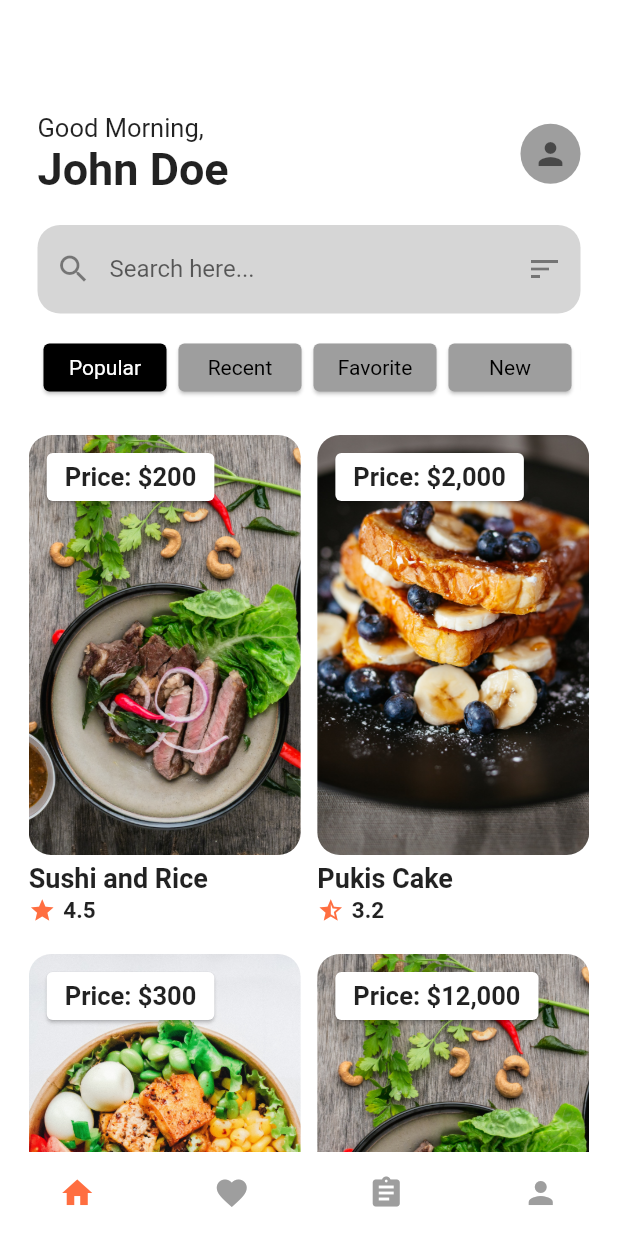
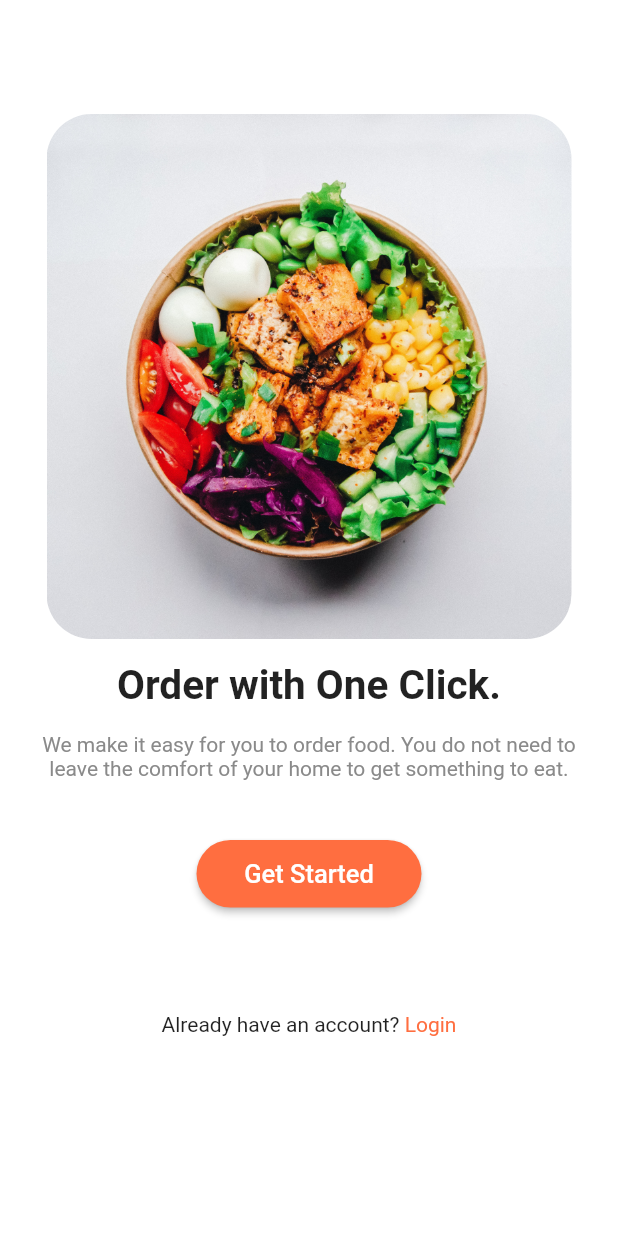
Before and after one commit to Daniel-16/30-days-of-flutter, a Flutter app: the screen it shows after launch, on a phone screen of 412 x 824 dp. Run offline on Flutter 3.47's test engine with Material 2 defaults, Android fonts, the phone set to English and light mode, and no system bars.

```diff
--- a/lib/main.dart
+++ b/lib/main.dart
@@ -1,5 +1,7 @@
 import 'package:flutter/material.dart';
 import 'package:flutter_practice/pages/home_page.dart';
+import 'package:flutter_practice/pages/intro_screen.dart';
+import 'package:flutter_practice/pages/login_screen.dart';
 
 void main() async {
   runApp(const MyApp());
@@ -11,14 +13,18 @@ class MyApp extends StatelessWidget {
   // This widget is the root of your application.
   @override
   Widget build(BuildContext context) {
-    return const MaterialApp(
+    return MaterialApp(
       title: 'Flutter Demo',
       debugShowCheckedModeBanner: false,
       // theme: ThemeData(
       //   primarySwatch: Colors.red,
       // ),
-        home: HomePage()
-        // const MyHomePage(title: 'Flutter Practice'),
+      initialRoute: '/intro',
+      routes: {
+        '/intro': (context) => const IntroScreen(),
+        '/login': (context) => const LoginScreen(),
+        '/': (context) => const HomePage()
+      },
     );
   }
 }
--- /dev/null
+++ b/lib/pages/intro_screen.dart
@@ -0,0 +1,86 @@
+import 'package:flutter/material.dart';
+
+class IntroScreen extends StatelessWidget {
+  const IntroScreen({super.key});
+
+  @override
+  Widget build(BuildContext context) {
+    return Scaffold(
+      backgroundColor: Colors.white,
+      appBar: AppBar(
+        backgroundColor: Colors.white,
+        elevation: 0,
+      ),
+      body: Center(
+        child: Padding(
+          padding: const EdgeInsets.only(top: 20.0),
+          child: Column(
+            children: [
+              ClipRRect(
+                borderRadius: BorderRadius.circular(30),
+                child: Image.asset(
+                  "assets/food3.jpg",
+                  height: 350,
+                  width: 350,
+                ),
+              ),
+              Padding(
+                padding: const EdgeInsets.only(left: 20.0, right: 20, top: 15),
+                child: Text(
+                  "Order with One Click.",
+                  style: TextStyle(fontSize: 27, fontWeight: FontWeight.bold),
+                ),
+              ),
+              Padding(
+                padding: const EdgeInsets.only(left: 20, right: 20, top: 15),
+                child: Text(
+                  "We make it easy for you to order food. You do not need to leave the comfort of your home to get something to eat.",
+                  textAlign: TextAlign.center,
+                  style: TextStyle(color: Color.fromARGB(255, 138, 138, 138)),
+                ),
+              ),
+              SizedBox(
+                height: 40,
+              ),
+              SizedBox(
+                  width: 150,
+                  height: 45,
+                  child: ElevatedButton(
+                      style: ButtonStyle(
+                          backgroundColor: MaterialStateProperty.all<Color>(
+                              Colors.deepOrangeAccent),
+                          shape: MaterialStateProperty.all(
+                              RoundedRectangleBorder(
+                                  borderRadius: BorderRadius.circular(30)))),
+                      onPressed: () {
+                        Navigator.pushNamed(context, '/');
+                      },
+                      child: const Text(
+                        "Get Started",
+                        style: TextStyle(fontSize: 17),
+                      ))),
+              Padding(
+                padding: const EdgeInsets.only(top: 70.0),
+                child: Row(
+                  mainAxisAlignment: MainAxisAlignment.center,
+                  children: [
+                    Text("Already have an account? "),
+                    GestureDetector(
+                      onTap: () {
+                        Navigator.pushNamed(context, '/login');
+                      },
+                      child: Text(
+                        "Login",
+                        style: TextStyle(color: Colors.deepOrangeAccent),
+                      ),
+                    )
+                  ],
+                ),
+              )
+            ],
+          ),
+        ),
+      ),
+    );
+  }
+}
```
Also changed, not shown: lib/pages/login_screen.dart (added, +119 -0 lines), assets/img1.png (added), assets/person.jpg (added), assets/proDetails.png (added), assets/unlock.png (added). Lines whose indentation alone changed are shown as unchanged.
